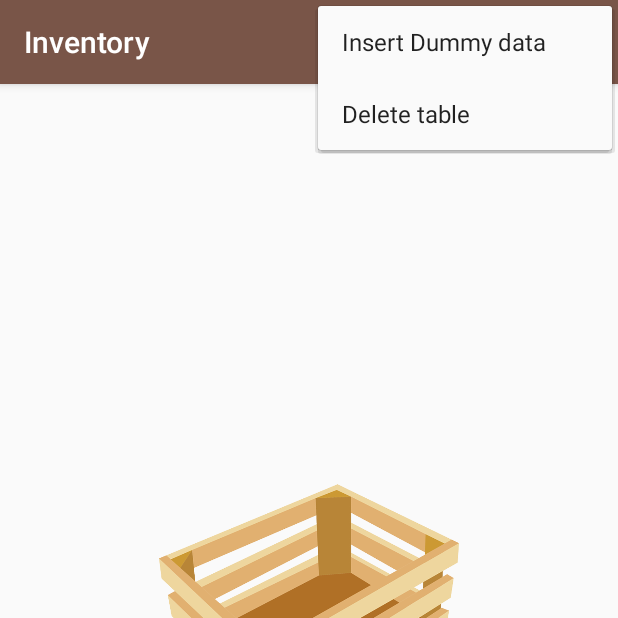
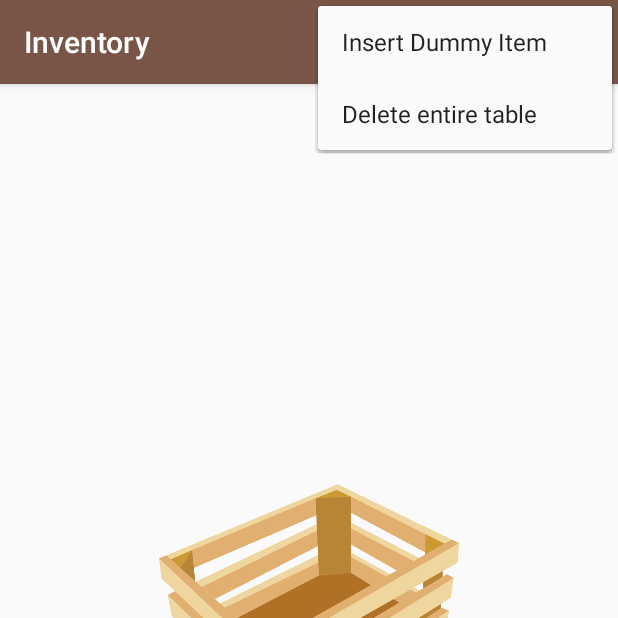
Before and after one commit to osborneandrewj/inventory-app-project, an Android app: the screen it shows after launch (InventoryActivity), with the options menu open, on a phone screen of 412 x 824 dp, the top half of it. Run offline under Robolectric (Android 15) with nearby library versions, the phone set to English and light mode, and no system bars; pictures from the network do not load.

Commit message:
Incorporated Glide into the CursorAdapter for displaying bitmaps

```diff
--- a/app/build.gradle
+++ b/app/build.gradle
@@ -27,4 +27,5 @@ dependencies {
     compile 'com.android.support:appcompat-v7:25.1.1'
     compile 'com.android.support:design:25.1.1'
     testCompile 'junit:junit:4.12'
+    compile 'com.github.bumptech.glide:glide:3.7.0'
 }
--- a/app/src/main/java/com/example/android/inventoryapp/data/InventoryCursorAdapter.java
+++ b/app/src/main/java/com/example/android/inventoryapp/data/InventoryCursorAdapter.java
@@ -12,6 +12,8 @@ import android.widget.Button;
 import android.widget.CursorAdapter;
 import android.widget.ImageView;
 import android.widget.TextView;
+
+import com.bumptech.glide.Glide;
 import com.example.android.inventoryapp.R;
 import java.text.NumberFormat;
 import java.util.Locale;
@@ -83,7 +85,8 @@ public class InventoryCursorAdapter extends CursorAdapter {
 
         // Set the thumbnail image
         if (imageString != null) {
-            holder.thumbnailView.setImageURI(Uri.parse(imageString));
+            //older.thumbnailView.setImageURI(Uri.parse(imageString));
+            Glide.with(context).load(Uri.parse(imageString)).into(holder.thumbnailView);
         }
 
         // Create a button to "sell" an item (decrease the stock level)
--- a/app/src/main/res/menu/menu_inventory.xml
+++ b/app/src/main/res/menu/menu_inventory.xml
@@ -5,10 +5,10 @@
 
     <item
         android:id="@+id/action_insert_data"
-        android:title="Insert Dummy data"
+        android:title="Insert Dummy Item"
         app:showAsAction="never" />
     <item
         android:id="@+id/action_delete_table"
-        android:title="Delete table"
+        android:title="Delete entire table"
         app:showAsAction="never" />
 </menu>
--- a/build.gradle
+++ b/build.gradle
@@ -14,6 +14,7 @@ buildscript {
 
 allprojects {
     repositories {
+        mavenCentral()
         jcenter()
     }
 }
```
Also changed, not shown: app/src/main/java/com/example/android/inventoryapp/EditorActivity.java (+7 -20 lines), app/src/main/java/com/example/android/inventoryapp/InventoryActivity.java (+13 -7 lines).
